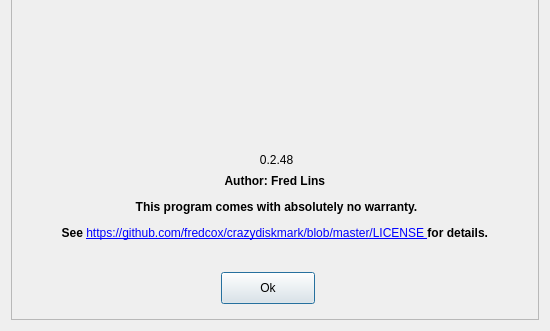
Before: the Qt Designer form crazydiskmark/aboutdialog.ui in sagudeloo/ApoloDiskMark, drawn with Qt 5; both pictures show x 0 to 550 and y 169 to 500 of the 550 by 500 pixel window.
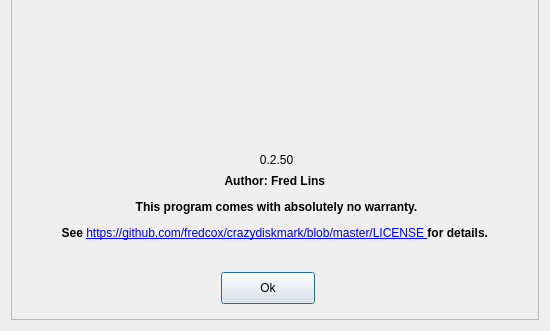
After: the same form once the commit is applied. Icons and pictures are not drawn.

```diff
--- a/crazydiskmark/aboutdialog.ui
+++ b/crazydiskmark/aboutdialog.ui
@@ -60,7 +60,7 @@
        </rect>
       </property>
       <property name="text">
-       <string>0.2.48</string>
+       <string>0.2.50</string>
       </property>
       <property name="alignment">
        <set>Qt::AlignCenter</set>
```
